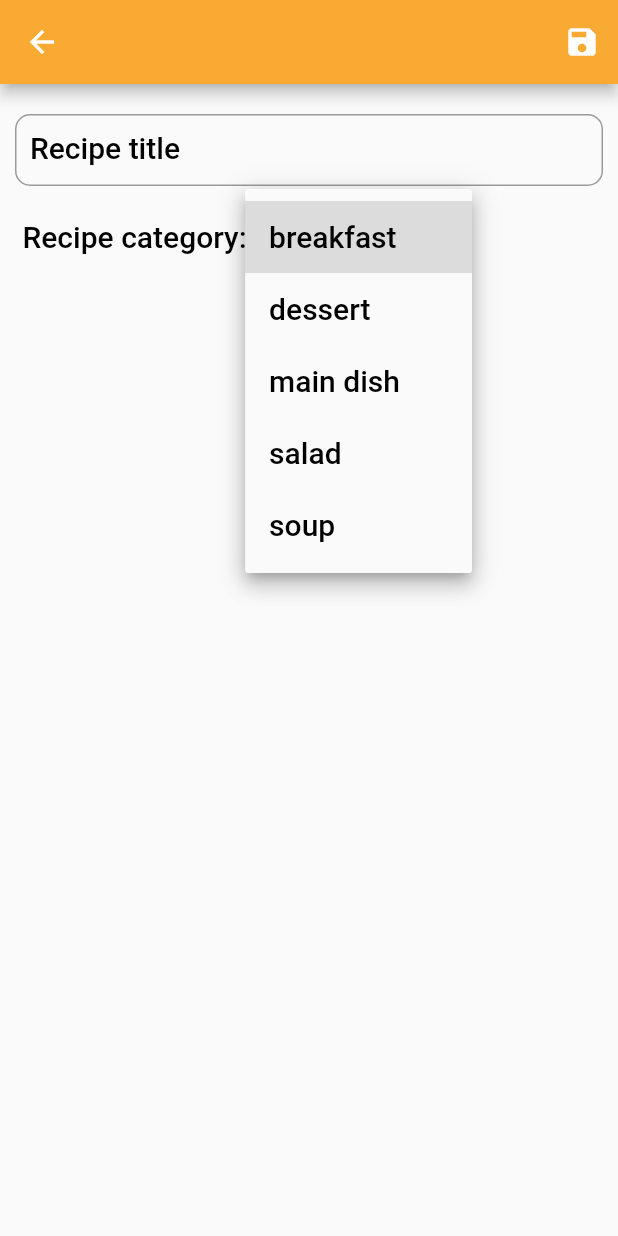
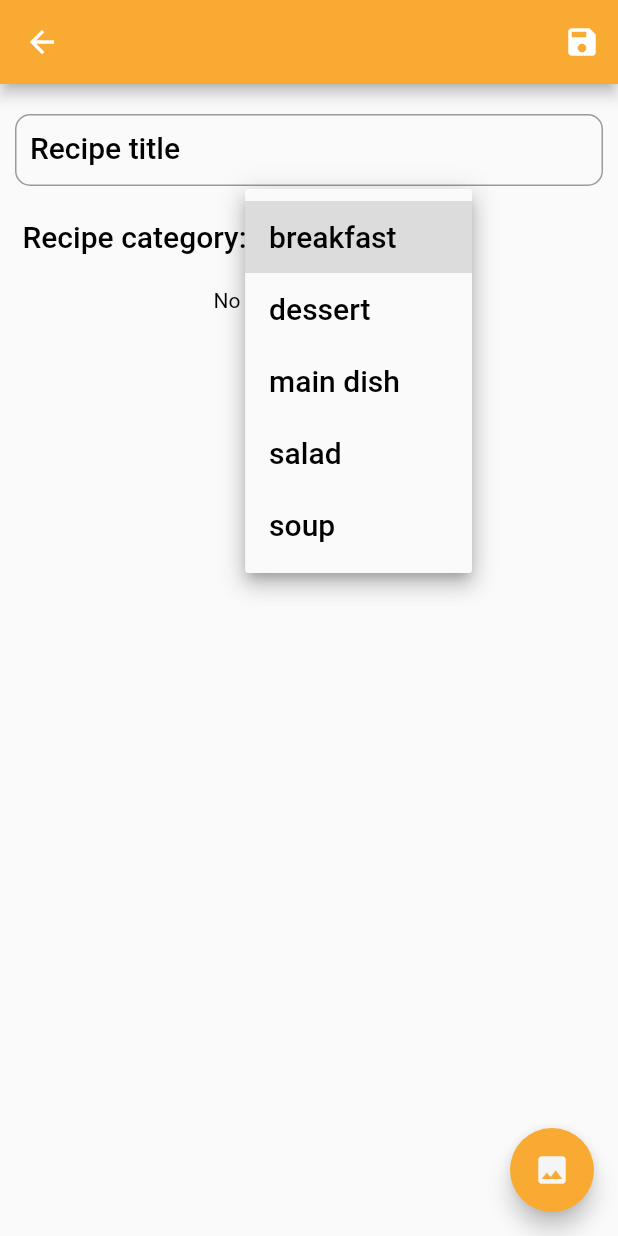
Before and after one commit to malyok1627/recipe_mgmt_app, a Flutter app: the NewRecipeScreen screen opened directly with empty values, after a tap on "category", on a phone screen of 412 x 824 dp. Run offline on Flutter 3.47's test engine with Material 2 defaults, Android fonts, the phone set to English and light mode, and no system bars; our stand-ins replace dynamic_theme, image_picker, sqflite; accounts and stored records are empty.

Commit message:
addded image picking package

```diff
--- a/recipe_mgmt_app/lib/screens/newRecipeScreen.dart
+++ b/recipe_mgmt_app/lib/screens/newRecipeScreen.dart
@@ -3,6 +3,7 @@ import 'package:recipe_mgmt_app/models/ingredient.dart';
 import 'package:recipe_mgmt_app/models/recipe.dart';
 import 'package:recipe_mgmt_app/screens/dropDownFormField.dart';
 import 'package:recipe_mgmt_app/utils/databaseHelper.dart';
+import 'package:image_picker/image_picker.dart';
 
 class NewRecipeScreen extends StatefulWidget {
   final String appBarTitle;
@@ -28,6 +29,7 @@ class NewRecipeScreenState extends State<NewRecipeScreen> {
 
   String appBarTitle;
   Recipe recipe;
+  dynamic _image;
 
   // Used for text validation
   final _formKey = GlobalKey<FormState>();
@@ -123,13 +125,36 @@ class NewRecipeScreenState extends State<NewRecipeScreen> {
                       style: titleText,
                     ),
                   ),
-                ),
+                )
               ],
             ),
+            Center(
+              child: _image == null
+              ? Text('No image selected...')
+              : Image.file(_image),
+            )
           ],
         ),
       ),
+      floatingActionButton: FloatingActionButton(
+        onPressed: () {
+          getImage();
+        },
+        tooltip: "Add Recipe Photo",
+        child: Icon(Icons.photo),
+        backgroundColor: Theme.of(context).indicatorColor,
+        foregroundColor: Theme.of(context).selectedRowColor,
+      ),
     );
+  }
+
+  // Handle selected image
+  Future getImage() async {
+    var image = await ImagePicker.pickImage(source: ImageSource.camera);
+
+    setState(() {
+      _image = image;
+    });
   }
 
   // Update name of Cart object
```
